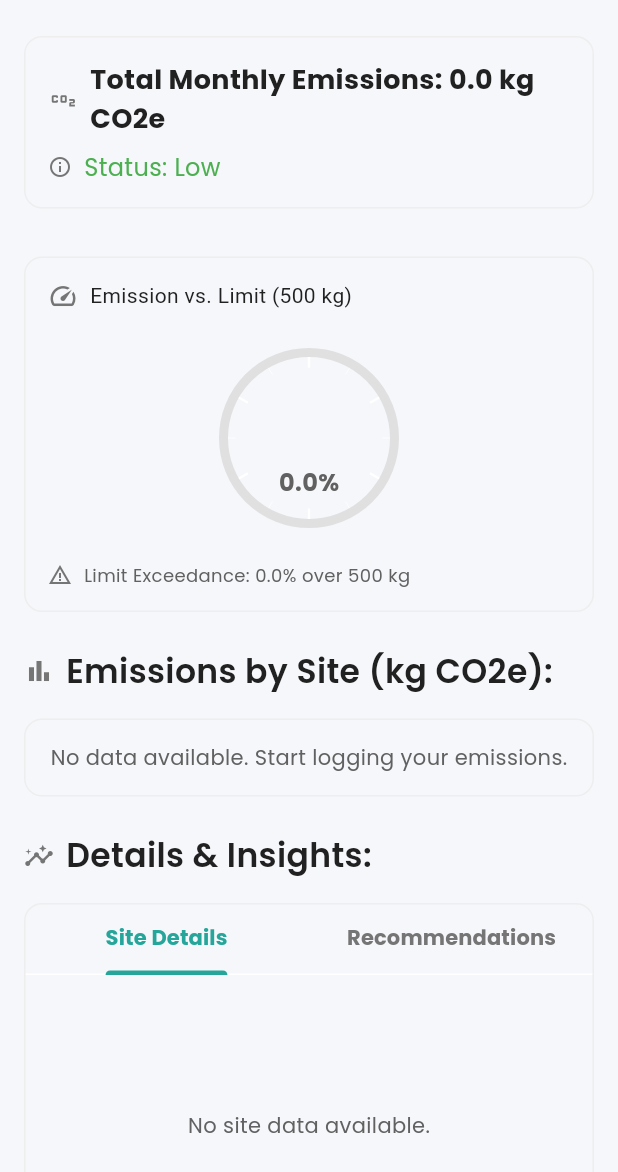
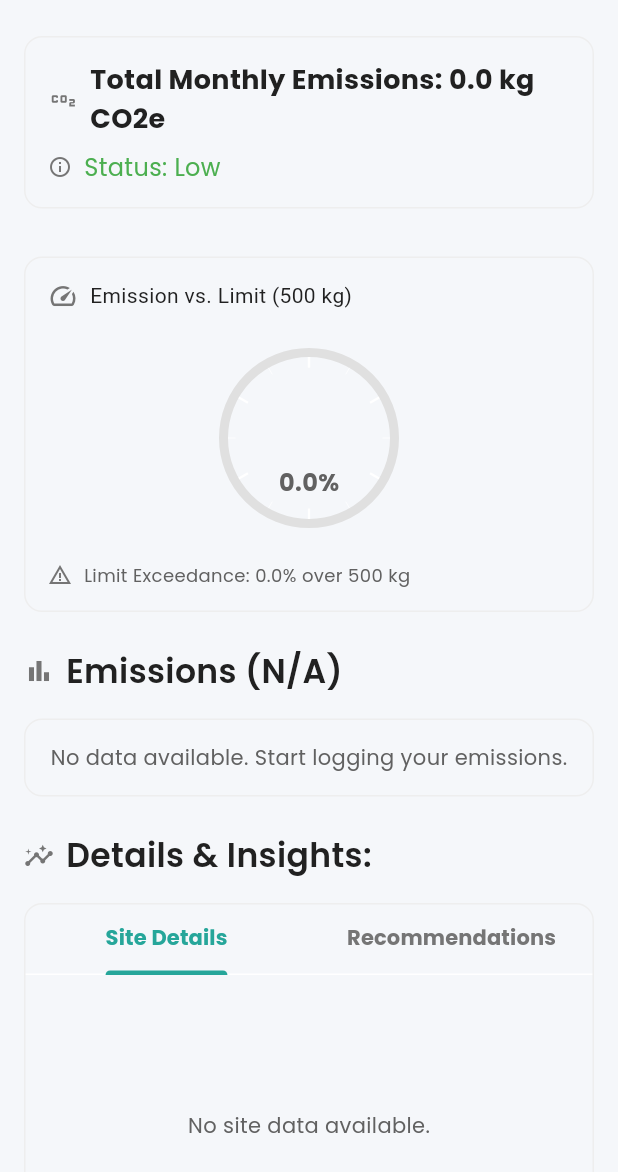
Before and after one commit to Linus-sys46/ecotrack, a Flutter app: the DashboardContent widget shown alone on an empty page, opened directly with empty values, on a phone screen of 412 x 824 dp. Shown: the top 1172 px of the screen. Run offline on Flutter 3.47's test engine with Material 3 defaults, Android fonts, the phone set to English and light mode, and no system bars; drawn by our look-alikes of syncfusion_flutter_gauges; our stand-ins replace fl_chart, google_fonts, supabase_flutter; accounts and stored records are empty.

```diff
--- a/lib/screens/dashboard/dashboard_content.dart
+++ b/lib/screens/dashboard/dashboard_content.dart
@@ -66,7 +66,6 @@ class EmissionStatus {
   static const double multiSiteLimit = 5000.0; // kg CO2e/month for all sites
 
   String classify(double totalCo2e, {bool isSingleSite = true}) {
-    double limit = isSingleSite ? singleSiteLimit : multiSiteLimit;
     if (isSingleSite) {
       if (totalCo2e < 200) return 'Low';
       if (totalCo2e <= 500) return 'Typical';
@@ -126,6 +125,7 @@ class _DashboardContentState extends State<DashboardContent>
   String status = '';
   double percentOverLimit = 0.0;
   String briefRecommendation = '';
+  String? institutionName;
   late TabController _tabController;
 
   @override
@@ -133,19 +133,40 @@ class _DashboardContentState extends State<DashboardContent>
     super.initState();
     _tabController = TabController(length: 2, vsync: this);
     fetchDashboardData();
+    // Set up real-time subscription
+    supabase
+        .channel('public:emissions')
+        .onPostgresChanges(
+          event: PostgresChangeEvent.insert,
+          schema: 'public',
+          table: 'emissions',
+          callback: (payload) {
+            final userId = supabase.auth.currentUser?.id;
+            if (userId != null && payload.newRecord['user_id'] == userId) {
+              handleNewEmission(payload.newRecord);
+            }
+          },
+        )
+        .subscribe();
   }
 
   @override
   void dispose() {
     _tabController.dispose();
+    supabase.channel('public:emissions').unsubscribe();
     super.dispose();
   }
 
   Future<void> fetchDashboardData() async {
     try {
+      final userId = supabase.auth.currentUser?.id;
+      if (userId == null) {
+        throw Exception('No authenticated user found');
+      }
       final response = await supabase
           .from('emissions')
           .select()
+          .eq('user_id', userId)
           .order('created_at', ascending: false);
 
       final calculator = EmissionCalculator();
@@ -156,6 +177,26 @@ class _DashboardContentState extends State<DashboardContent>
           'co2e_monthly': co2e,
         };
       }).toList();
+
+      // Determine institution name (most recent or most common)
+      String? selectedInstitution;
+      if (updatedEmissions.isNotEmpty) {
+        selectedInstitution = updatedEmissions.first['institution'] as String?;
+        if (selectedInstitution == null) {
+          final institutionCounts = <String, int>{};
+          for (var emission in updatedEmissions) {
+            final inst = emission['institution'] as String?;
+            if (inst != null) {
+              institutionCounts[inst] = (institutionCounts[inst] ?? 0) + 1;
+            }
+          }
+          if (institutionCounts.isNotEmpty) {
+            selectedInstitution = institutionCounts.entries
+                .reduce((a, b) => a.value > b.value ? a : b)
+                .key;
+          }
+        }
+      }
 
       setState(() {
         emissions = updatedEmissions;
@@ -168,6 +209,7 @@ class _DashboardContentState extends State<DashboardContent>
             isSingleSite: emissions.length <= 1);
         briefRecommendation =
             RecommendationEngine().getRecommendation(status, emissions);
+        institutionName = selectedInstitution ?? 'N/A';
         widget.onDataFetched(emissions, status);
       });
     } catch (error) {
@@ -177,9 +219,36 @@ class _DashboardContentState extends State<DashboardContent>
         totalCo2e = 0.0;
         status = 'Error';
         briefRecommendation = 'Unable to fetch recommendations.';
+        institutionName = 'N/A';
+        widget.onDataFetched(emissions, status);
       });
+    }
+  }
+
+  void handleNewEmission(Map<String, dynamic> newEmission) {
+    final calculator = EmissionCalculator();
+    final co2e = newEmission['co2e_monthly'] ??
+        calculator.calculateEmission(newEmission);
+    final updatedEmission = {
+      ...newEmission,
+      'co2e_monthly': co2e,
+    };
+
+    setState(() {
+      emissions.insert(0, updatedEmission); // Add new emission at the start
+      totalCo2e = emissions.fold(
+          0.0, (sum, item) => sum + (item['co2e_monthly'] ?? 0.0));
+      final emissionStatus = EmissionStatus();
+      status = emissionStatus.classify(totalCo2e,
+          isSingleSite: emissions.length <= 1);
+      percentOverLimit = emissionStatus.percentOverLimit(totalCo2e,
+          isSingleSite: emissions.length <= 1);
+      briefRecommendation =
+          RecommendationEngine().getRecommendation(status, emissions);
+      institutionName =
+          newEmission['institution'] as String? ?? institutionName ?? 'N/A';
       widget.onDataFetched(emissions, status);
-    }
+    });
   }
 
   Color getEmissionColor(double co2e, {bool isSingleSite = true}) {
@@ -383,7 +452,7 @@ class _DashboardContentState extends State<DashboardContent>
               const SizedBox(width: 8),
               Expanded(
                 child: Text(
-                  "Emissions by Site (kg CO2e):",
+                  "Emissions ($institutionName)",
                   style: AppTheme.lightTheme.textTheme.titleLarge?.copyWith(
                     fontWeight: FontWeight.w600,
                   ),
@@ -410,7 +479,11 @@ class _DashboardContentState extends State<DashboardContent>
                     ),
                   ),
                 )
-              : LayoutBuilder(
+              : SingleChildScrollView(
+                  scrollDirection: Axis.horizontal,
+                  child: SizedBox(
+                    width: screenWidth,
+                    child: LayoutBuilder(
                       builder: (context, constraints) {
                         final isMobilePortrait = constraints.maxWidth < 600 ||
                             MediaQuery.of(context).orientation ==
@@ -419,7 +492,8 @@ class _DashboardContentState extends State<DashboardContent>
                         final barWidthFactor = isMobilePortrait ? 3.0 : 2.5;
                         final legendSpacing = isMobilePortrait ? 6.0 : 8.0;
                         final legendRunSpacing = isMobilePortrait ? 4.0 : 4.0;
-                    final chartLegendSpacing = isMobilePortrait ? 16.0 : 12.0;
+                        final chartLegendSpacing =
+                            isMobilePortrait ? 16.0 : 12.0;
 
                         return Column(
                           children: [
@@ -427,8 +501,8 @@ class _DashboardContentState extends State<DashboardContent>
                               elevation: 0,
                               shape: RoundedRectangleBorder(
                                 borderRadius: BorderRadius.circular(12.0),
-                            side:
-                                BorderSide(color: Colors.grey[200]!, width: 1),
+                                side: BorderSide(
+                                    color: Colors.grey[200]!, width: 1),
                               ),
                               color: Theme.of(context).scaffoldBackgroundColor,
                               child: Padding(
@@ -441,22 +515,26 @@ class _DashboardContentState extends State<DashboardContent>
                                       maxY: emissions.isNotEmpty
                                           ? (emissions
                                                   .map((e) =>
-                                                  e['co2e_monthly'] as double)
-                                              .reduce((a, b) => a > b ? a : b) *
+                                                      e['co2e_monthly']
+                                                      as double)
+                                                  .reduce(
+                                                      (a, b) => a > b ? a : b) *
                                               1.2)
                                           : (isSingleSite ? 600 : 5000),
                                       barTouchData: BarTouchData(
                                         enabled: true,
                                         touchTooltipData: BarTouchTooltipData(
                                           tooltipRoundedRadius: 8,
-                                      tooltipPadding: const EdgeInsets.all(8),
+                                          tooltipPadding:
+                                              const EdgeInsets.all(8),
                                           tooltipMargin: 8,
                                           getTooltipColor: (_) =>
                                               Colors.grey[800]!.withAlpha(200),
-                                      getTooltipItem:
-                                          (group, groupIndex, rod, rodIndex) {
+                                          getTooltipItem: (group, groupIndex,
+                                              rod, rodIndex) {
                                             if (groupIndex < 0 ||
-                                            groupIndex >= emissions.length) {
+                                                groupIndex >=
+                                                    emissions.length) {
                                               return null;
                                             }
                                             final site =
@@ -465,8 +543,8 @@ class _DashboardContentState extends State<DashboardContent>
                                                 rod.toY.toStringAsFixed(1);
                                             return BarTooltipItem(
                                               '$site\n$value kg CO2e',
-                                          AppTheme
-                                              .lightTheme.textTheme.bodySmall!
+                                              AppTheme.lightTheme.textTheme
+                                                  .bodySmall!
                                                   .copyWith(
                                                 color: Colors.white,
                                                 fontWeight: FontWeight.bold,
@@ -490,8 +568,8 @@ class _DashboardContentState extends State<DashboardContent>
                                                 return const SizedBox();
                                               }
                                               return Padding(
-                                            padding:
-                                                const EdgeInsets.only(top: 8),
+                                                padding: const EdgeInsets.only(
+                                                    top: 8),
                                                 child: SizedBox(
                                                   width: 60,
                                                   child: Text(
@@ -504,7 +582,8 @@ class _DashboardContentState extends State<DashboardContent>
                                                           : 12,
                                                     ),
                                                     textAlign: TextAlign.center,
-                                                overflow: TextOverflow.ellipsis,
+                                                    overflow:
+                                                        TextOverflow.ellipsis,
                                                     maxLines: 1,
                                                   ),
                                                 ),
@@ -520,10 +599,12 @@ class _DashboardContentState extends State<DashboardContent>
                                               return Text(
                                                 value.toInt().toString(),
                                                 style: AppTheme
-                                                .lightTheme.textTheme.bodySmall
+                                                    .lightTheme
+                                                    .textTheme.bodySmall
                                                     ?.copyWith(
-                                              fontSize:
-                                                  isMobilePortrait ? 10 : 12,
+                                                  fontSize: isMobilePortrait
+                                                      ? 10
+                                                      : 12,
                                                 ),
                                               );
                                             },
@@ -556,11 +637,14 @@ class _DashboardContentState extends State<DashboardContent>
                                         },
                                       ),
                                       borderData: FlBorderData(show: false),
-                                  barGroups:
-                                      emissions.asMap().entries.map((entry) {
+                                      barGroups: emissions
+                                          .asMap()
+                                          .entries
+                                          .map((entry) {
                                         final index = entry.key;
                                         final data = entry.value;
-                                    final co2e = data['co2e_monthly'] as double;
+                                        final co2e =
+                                            data['co2e_monthly'] as double;
                                         return BarChartGroupData(
                                           x: index,
                                           barRods: [
@@ -573,7 +657,8 @@ class _DashboardContentState extends State<DashboardContent>
                                                               isSingleSite)
                                                       .withAlpha(200),
                                                   getEmissionColor(co2e,
-                                                  isSingleSite: isSingleSite),
+                                                      isSingleSite:
+                                                          isSingleSite),
                                                 ],
                                                 begin: Alignment.bottomCenter,
                                                 end: Alignment.topCenter,
@@ -595,7 +680,9 @@ class _DashboardContentState extends State<DashboardContent>
                                                             .reduce((a, b) =>
                                                                 a > b ? a : b) *
                                                         1.2)
-                                                : (isSingleSite ? 600 : 5000),
+                                                    : (isSingleSite
+                                                        ? 600
+                                                        : 5000),
                                                 color: Colors.grey[100],
                                               ),
                                             ),
@@ -626,17 +713,19 @@ class _DashboardContentState extends State<DashboardContent>
                                   : [
                                       _buildLegendItem(
                                           Colors.green, 'Good (<3500 kg)'),
-                                  _buildLegendItem(
-                                      Colors.orange, 'Moderate (3500-5000 kg)'),
+                                      _buildLegendItem(Colors.orange,
+                                          'Moderate (3500-5000 kg)'),
                                       _buildLegendItem(
                                           Colors.red, 'Bad (5000-7500 kg)'),
-                                  _buildLegendItem(
-                                      Colors.red[900]!, 'Critical (>7500 kg)'),
+                                      _buildLegendItem(Colors.red[900]!,
+                                          'Critical (>7500 kg)'),
                                     ],
                             ),
                           ],
                         );
                       },
+                    ),
+                  ),
                 ),
           const SizedBox(height: 16),
 
@@ -665,6 +754,8 @@ class _DashboardContentState extends State<DashboardContent>
               side: BorderSide(color: Colors.grey[200]!, width: 1),
             ),
             color: Theme.of(context).scaffoldBackgroundColor,
+            child: SizedBox(
+              width: screenWidth,
               child: Column(
                 children: [
                   TabBar(
@@ -687,16 +778,18 @@ class _DashboardContentState extends State<DashboardContent>
                       controller: _tabController,
                       children: [
                         emissions.isEmpty
-                          ? const Center(child: Text("No site data available."))
+                            ? const Center(
+                                child: Text("No site data available."))
                             : ListView(
                                 children: emissions
                                     .map((e) => ListTile(
                                           leading: Icon(Icons.location_on,
-                                            size: 20, color: Colors.grey[600]),
+                                              size: 20,
+                                              color: Colors.grey[600]),
                                           title: Text(
                                             '${e['site']}: ${e['co2e_monthly'].toStringAsFixed(1)} kg CO2e',
-                                          style: AppTheme
-                                              .lightTheme.textTheme.bodyMedium,
+                                            style: AppTheme.lightTheme.textTheme
+                                                .bodyMedium,
                                             overflow: TextOverflow.ellipsis,
                                             maxLines: 1,
                                           ),
@@ -722,7 +815,8 @@ class _DashboardContentState extends State<DashboardContent>
                               Expanded(
                                 child: Text(
                                   briefRecommendation,
-                                style: AppTheme.lightTheme.textTheme.bodyMedium,
+                                  style:
+                                      AppTheme.lightTheme.textTheme.bodyMedium,
                                   softWrap: true,
                                 ),
                               ),
@@ -733,6 +827,7 @@ class _DashboardContentState extends State<DashboardContent>
                     ),
                   ),
                 ],
+              ),
             ),
           ),
         ],
--- a/lib/screens/insights/insights_screen.dart
+++ b/lib/screens/insights/insights_screen.dart
@@ -36,7 +36,7 @@ class InsightsScreen extends StatelessWidget {
 
   double getTotalEmissions() {
     return emissions.fold(
-        0.0, (sum, item) => sum + (item['co2e_monthly']?.toDouble() ?? 0.0));
+        0.0, (sum, item) => sum + (item['co2_monthly']?.toDouble() ?? 0.0));
   }
 
   Map<String, double> getMonthlyEmissions() {
@@ -48,7 +48,7 @@ class InsightsScreen extends StatelessWidget {
           String monthKey =
               "${date.year}-${date.month.toString().padLeft(2, '0')}";
           monthlyData[monthKey] = (monthlyData[monthKey] ?? 0.0) +
-              (entry['co2e_monthly']?.toDouble() ?? 0.0);
+              (entry['co2_monthly']?.toDouble() ?? 0.0);
         } catch (e) {
           print(
               "Error parsing date for entry: ${entry['created_at']}, error: $e");
@@ -56,6 +56,7 @@ class InsightsScreen extends StatelessWidget {
         }
       }
     }
+
     return monthlyData;
   }
 
@@ -69,15 +70,15 @@ class InsightsScreen extends StatelessWidget {
       final String? secondarySource = entry['secondary_source'];
       final double secondaryAmount =
           (entry['secondary_amount'] ?? 0.0).toDouble();
-      final double totalCo2e = entry['co2e_monthly']?.toDouble() ?? 0.0;
+      final double totalCo2e = entry['co2_monthly']?.toDouble() ?? 0.0;
 
-      double primaryCo2e = entry['co2e_monthly'] != null
+      double primaryCo2e = entry['co2_monthly'] != null
           ? totalCo2e
           : calculator.calculateEmissionForSource(primarySource, primaryAmount);
       double secondaryCo2e = 0.0;
 
       if (secondarySource != null && secondaryAmount > 0) {
-        if (entry['co2e_monthly'] != null) {
+        if (entry['co2_monthly'] != null) {
           double totalAmount = primaryAmount + secondaryAmount;
           if (totalAmount > 0) {
             primaryCo2e = totalCo2e * (primaryAmount / totalAmount);
```
Also changed, not shown: lib/screens/inputs/input_screen.dart (+16 -17 lines). Lines whose indentation alone changed are shown as unchanged.
